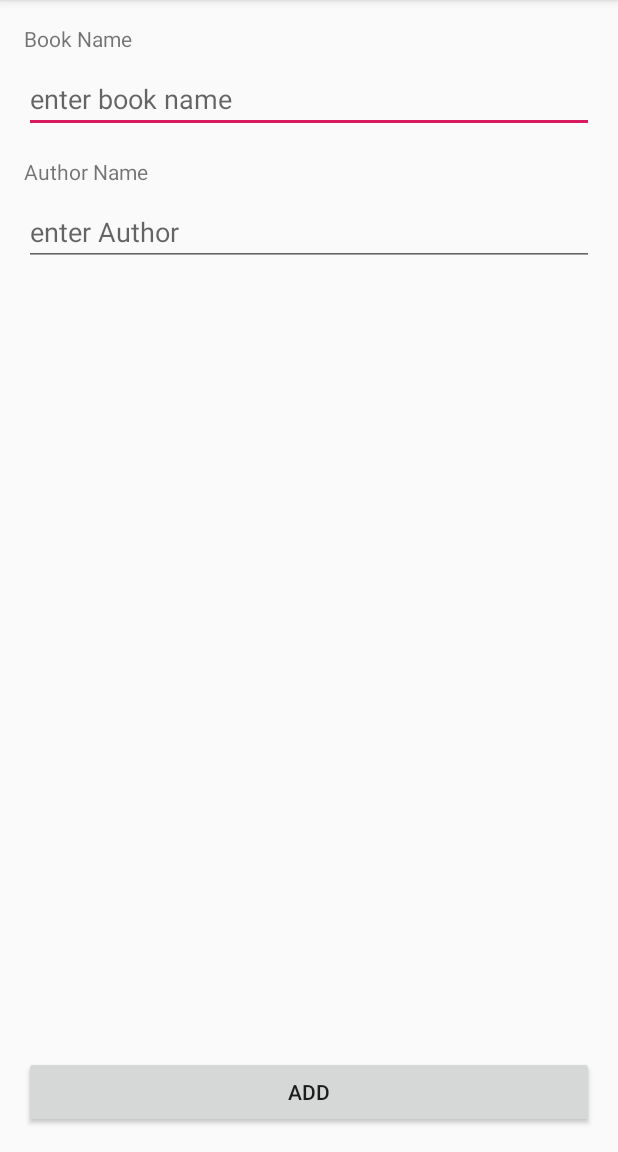
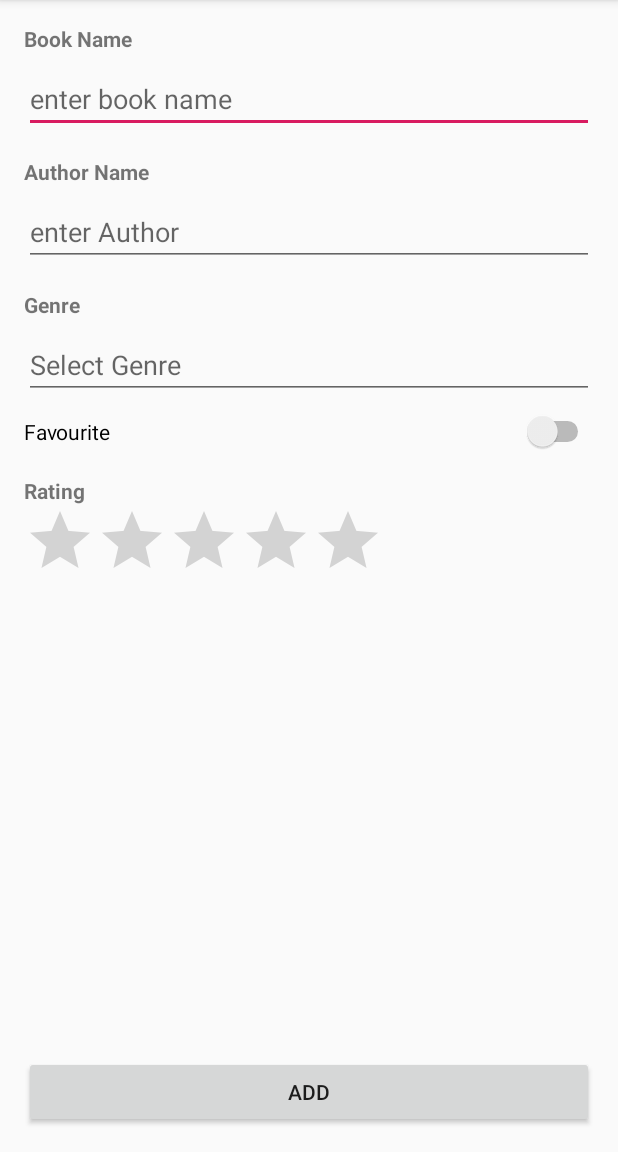
Before and after one commit to dhirajpodar/BookSam, an Android app: the screen it shows after launch (AddActivity), after a tap on an icon or button, on a phone screen of 412 x 824 dp, the part 84-1236 px from its top. Run offline under Robolectric (Android 15) with nearby library versions, the phone set to English and light mode, and no system bars; our stand-ins replace Room's generated code, RxJava, data binding; libraries missing offline, so code that uses them is left out: androidx.databinding.library.

Commit message:
book detail added with viewpager

```diff
--- a/app/build.gradle
+++ b/app/build.gradle
@@ -80,5 +80,7 @@ dependencies {
     implementation 'com.squareup.retrofit2:converter-gson:2.5.0'
     implementation 'com.squareup.retrofit2:adapter-rxjava:2.6.0'
 
+    implementation "androidx.viewpager2:viewpager2:1.0.0"
+
 
 }
--- a/app/src/main/AndroidManifest.xml
+++ b/app/src/main/AndroidManifest.xml
@@ -2,7 +2,8 @@
 <manifest xmlns:android="http://schemas.android.com/apk/res/android"
     package="com.example.booksam">
 
-    <uses-permission android:name="android.permission.INTERNET"/>
+    <uses-permission android:name="android.permission.INTERNET" />
+
     <application
         android:allowBackup="true"
         android:icon="@mipmap/ic_launcher"
@@ -10,7 +11,8 @@
         android:roundIcon="@mipmap/ic_launcher_round"
         android:supportsRtl="true"
         android:theme="@style/AppTheme">
-        <activity android:name=".add.AddActivity"></activity>
+        <activity android:name=".bookdetail.BookDetail"></activity>
+        <activity android:name=".add.AddActivity" />
         <activity android:name=".splash.SplashActivity">
             <intent-filter>
                 <action android:name="android.intent.action.MAIN" />
--- a/app/src/main/java/com/example/booksam/main/MainActivity.kt
+++ b/app/src/main/java/com/example/booksam/main/MainActivity.kt
@@ -13,8 +13,10 @@ import com.example.booksam.BR
 import com.example.repo.Book
 import com.example.booksam.R
 import com.example.booksam.add.AddActivity
+import com.example.booksam.bookdetail.BookDetail
 import com.example.booksam.databinding.ActivityMainBinding
 import com.example.extension.setLog
+import com.example.extension.toJsonString
 import com.example.extension.toObj
 import com.example.repo.service.response.WordMeaning
 import io.reactivex.Observable
@@ -25,10 +27,11 @@ import io.reactivex.schedulers.Schedulers
 import kotlinx.android.synthetic.main.activity_main.*
 import java.lang.Exception
 
-class MainActivity : BaseActivity<ActivityMainBinding, MainViewModel>() {
+class MainActivity : BaseActivity<ActivityMainBinding, MainViewModel>(), OptionSelectedListener {
     private val REQUEST_CODE = 100
     private lateinit var mainViewModel: MainViewModel
     private var bookAdapter: BookAdapter? = null
+    private var books: List<Book>? = null
 
     override fun onCreate(savedInstanceState: Bundle?) {
         super.onCreate(savedInstanceState)
@@ -42,7 +45,10 @@ class MainActivity : BaseActivity<ActivityMainBinding, MainViewModel>() {
 
     private fun initObservers() {
         mainViewModel.books.observe(this, Observer { books ->
-            books?.let { bookAdapter?.setWords(it) }
+            books?.let {
+                this.books = it
+                bookAdapter?.setWords(it)
+            }
         })
     }
 
@@ -53,7 +59,7 @@ class MainActivity : BaseActivity<ActivityMainBinding, MainViewModel>() {
     }
 
     private fun initRecyclerView() {
-        bookAdapter = BookAdapter()
+        bookAdapter = BookAdapter(this)
         rv_itemView.layoutManager = LinearLayoutManager(this, LinearLayoutManager.HORIZONTAL, false)
         rv_itemView.adapter = bookAdapter
     }
@@ -122,4 +128,15 @@ class MainActivity : BaseActivity<ActivityMainBinding, MainViewModel>() {
         mainViewModel.onClear()
         super.onDestroy()
     }
+
+    override fun optionPicked(option: String, position: Int) {
+        if (option.equals("SUMMARY")) {
+            books?.let {
+                val book = books!!.get(position)
+                val intent = Intent(this, BookDetail::class.java)
+                intent.putExtra("book_data", book.toJsonString())
+                startActivity(intent)
+            }
+        }
+    }
 }
--- /dev/null
+++ b/app/src/main/java/com/example/booksam/main/OptionSelectedListener.kt
@@ -0,0 +1,5 @@
+package com.example.booksam.main
+
+interface OptionSelectedListener {
+    fun optionPicked(option: String, position: Int)
+}
--- a/app/src/main/java/com/example/repo/BookRepository.kt
+++ b/app/src/main/java/com/example/repo/BookRepository.kt
@@ -4,6 +4,7 @@ package com.example.repo
 import androidx.lifecycle.LiveData
 
 class BookRepository(private val bookDao: BookDao) {
+
     val books: LiveData<List<Book>> = bookDao.getAlphabetizedWords()
 
 
--- a/app/src/main/java/com/example/repo/database/Book.kt
+++ b/app/src/main/java/com/example/repo/database/Book.kt
@@ -8,6 +8,9 @@ import androidx.room.PrimaryKey
 data class Book(
     @PrimaryKey @ColumnInfo(name = "title")
     var title: String,
-    var author: String?
+    var author: String,
+    var genre: String,
+    var rating: Float,
+    var favourite: Boolean
 
 )
--- /dev/null
+++ b/app/src/main/java/com/example/repo/database/Word.kt
@@ -0,0 +1,5 @@
+package com.example.repo.database
+
+data class Word(
+    var text: String
+)
--- a/app/src/main/res/layout/activity_add.xml
+++ b/app/src/main/res/layout/activity_add.xml
@@ -22,27 +22,64 @@
             <TextView
                 android:layout_width="wrap_content"
                 android:layout_height="wrap_content"
-                android:text="Book Name"/>
+                android:text="Book Name"
+                android:textStyle="bold" />
 
             <EditText
                 android:id="@+id/et_book_name"
                 android:layout_width="match_parent"
                 android:layout_height="wrap_content"
-                android:hint="enter book name"
-                android:layout_marginTop="8dp"/>
+                android:layout_marginTop="8dp"
+                android:hint="enter book name" />
 
             <TextView
                 android:layout_width="wrap_content"
                 android:layout_height="wrap_content"
+                android:layout_marginTop="16dp"
                 android:text="Author Name"
-                android:layout_marginTop="16dp"/>
+                android:textStyle="bold" />
 
             <EditText
                 android:id="@+id/et_author"
                 android:layout_width="match_parent"
                 android:layout_height="wrap_content"
-                android:hint="enter Author"
-                android:layout_marginTop="8dp"/>
+                android:layout_marginTop="8dp"
+                android:hint="enter Author" />
+
+            <TextView
+                android:layout_width="wrap_content"
+                android:layout_height="wrap_content"
+                android:layout_marginTop="16dp"
+                android:text="Genre"
+                android:textStyle="bold" />
+
+            <EditText
+                android:id="@+id/et_genre"
+                android:layout_width="match_parent"
+                android:layout_height="wrap_content"
+                android:layout_marginTop="8dp"
+                android:hint="Select Genre" />
+
+
+            <Switch
+                android:id="@+id/switch_fav"
+                android:layout_width="match_parent"
+                android:layout_height="wrap_content"
+                android:layout_marginTop="8dp"
+                android:text="Favourite" />
+
+
+            <TextView
+                android:layout_width="wrap_content"
+                android:layout_height="wrap_content"
+                android:layout_marginTop="16dp"
+                android:text="Rating"
+                android:textStyle="bold" />
+
+            <RatingBar
+                android:id="@+id/rating_bar"
+                android:layout_width="wrap_content"
+                android:layout_height="wrap_content" />
 
         </LinearLayout>
 
@@ -52,6 +89,6 @@
             android:layout_height="wrap_content"
             android:layout_alignParentBottom="true"
             android:layout_margin="16dp"
-            android:text="add"/>
+            android:text="add" />
     </RelativeLayout>
 </layout>
--- a/app/src/main/res/layout/custom_book_view.xml
+++ b/app/src/main/res/layout/custom_book_view.xml
@@ -115,6 +115,7 @@
                 android:text="Detail" />
 
             <TextView
+                android:id="@+id/tv_summary"
                 android:layout_width="wrap_content"
                 android:layout_height="match_parent"
                 android:layout_weight="1"
```
Also changed, not shown: app/src/main/java/com/example/booksam/add/AddActivity.kt (+12 -4 lines), app/src/main/java/com/example/booksam/bookdetail/BookDetail.kt (added, +78 -0 lines), app/src/main/java/com/example/booksam/bookdetail/BookDetailViewModel.kt (added, +14 -0 lines), app/src/main/java/com/example/booksam/bookdetail/ViewPagerAdapter.kt (added, +63 -0 lines), app/src/main/java/com/example/booksam/bookdetail/WordAdapter.kt (added, +27 -0 lines), app/src/main/java/com/example/booksam/main/BookAdapter.kt (+12 -8 lines), app/src/main/res/drawable/ic_volume_up_black_24dp.xml (added, +9 -0 lines), app/src/main/res/layout/activity_book_detail.xml (added, +51 -0 lines), app/src/main/res/layout/item_word_view.xml (added, +58 -0 lines), app/src/main/res/layout/tab_phrase.xml (added, +8 -0 lines), app/src/main/res/layout/tab_word.xml (added, +21 -0 lines).
